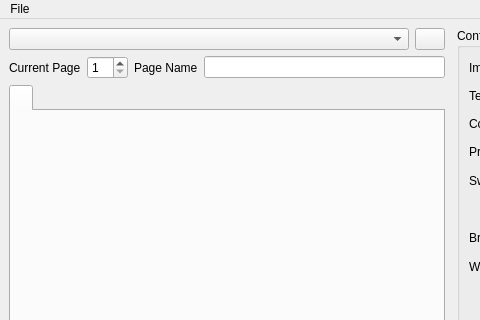
This is streamdeck_ui/main.ui in timothycrosley/streamdeck-ui as Qt 5 draws it before an edit; both pictures show x 0 to 480 and y 0 to 320 of the 901 by 489 pixel window. The edited form follows.
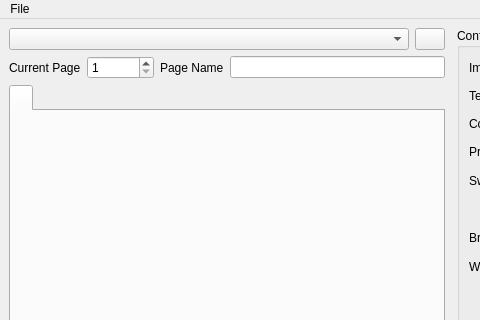
This is the edited form. Icons and pictures are not drawn.

Commit message: set max from 99 to 999999 pages

The edit to the form file:
```diff
--- a/streamdeck_ui/main.ui
+++ b/streamdeck_ui/main.ui
@@ -118,7 +118,7 @@
              <number>1</number>
             </property>
             <property name="maximum">
-             <number>99</number>
+             <number>999999</number>
             </property>
            </widget>
           </item>
```
Left out of the diff: 2 changed lines with no effect on the pictures. The commit also changes 1 other file.
